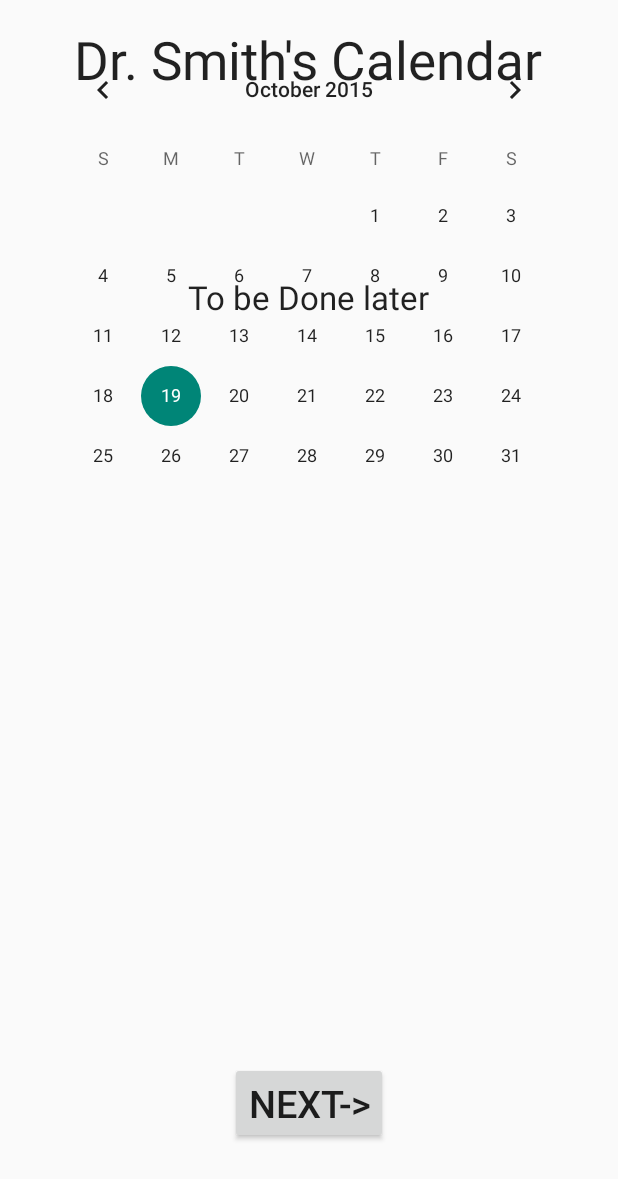
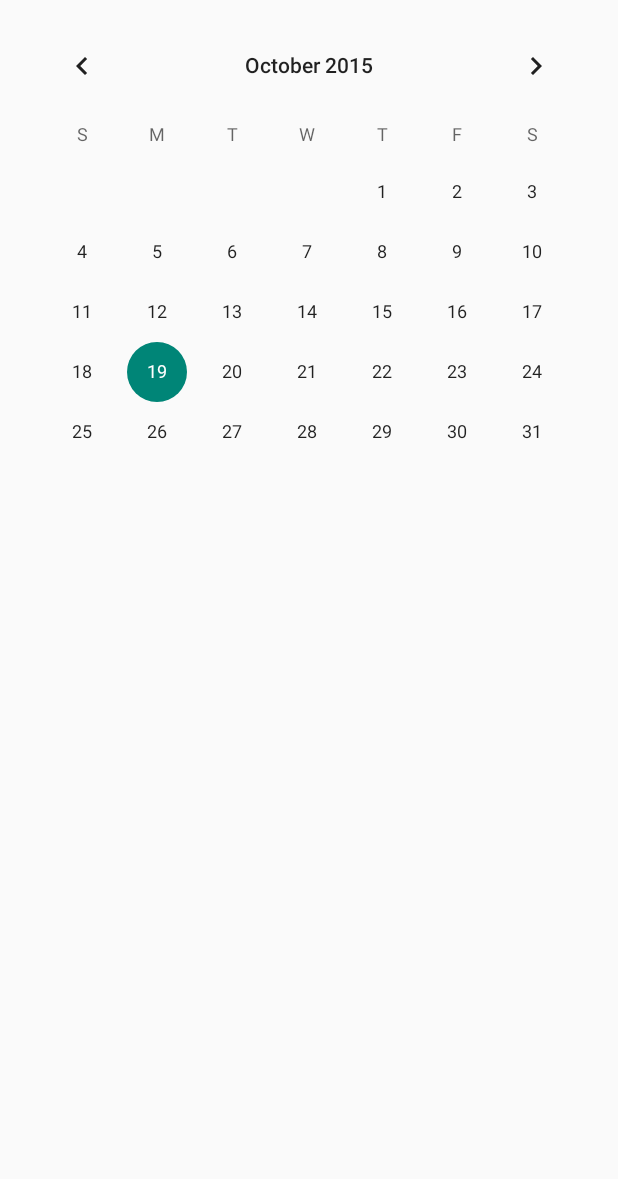
Before and after one commit to damonique-dev/AppointmentPal, an Android app: the layout activity_calendar.xml on its own in the app's theme, with its tools: preview values and no code run, on a phone screen of 412 x 824 dp. Shown: the top 1179 px of the screen. Run offline under Robolectric (Android 15) with nearby library versions, the light colour scheme and no system bars.

Commit message:
changed calendar activity to use fragments to display appointment times

```diff
--- a/app/src/main/AndroidManifest.xml
+++ b/app/src/main/AndroidManifest.xml
@@ -61,8 +61,8 @@
             android:label="@string/title_activity_edit_appointment" >
         </activity>
         <activity
-            android:name=".CalenderActivity"
-            android:label="@string/title_activity_calender" >
+            android:name=".CalendarActivity"
+            android:label="@string/title_activity_calendar" >
         </activity>
         <activity
             android:name=".MapActivity"
--- a/app/src/main/res/layout/activity_calendar.xml
+++ b/app/src/main/res/layout/activity_calendar.xml
@@ -1,46 +1,11 @@
-<RelativeLayout xmlns:android="http://schemas.android.com/apk/res/android"
-                xmlns:tools="http://schemas.android.com/tools"
-                android:layout_width="match_parent"
-                android:layout_height="match_parent"
-                android:paddingLeft="@dimen/activity_horizontal_margin"
-                android:paddingRight="@dimen/activity_horizontal_margin"
-                android:paddingTop="@dimen/activity_vertical_margin"
-                android:paddingBottom="@dimen/activity_vertical_margin"
-                tools:context="com.paul_nikki.cse5236.appointmentpal.CalendarActivity">
+<FrameLayout xmlns:android="http://schemas.android.com/apk/res/android"
+  android:id="@+id/fragment_container"
+  android:layout_width="match_parent"
+  android:layout_height="match_parent">
+
     <CalendarView
         android:id="@+id/calendar"
         android:layout_margin="10dp"
         android:layout_width="match_parent"
         android:layout_height="match_parent" />
-
-    <TextView
-        android:layout_width="wrap_content"
-        android:layout_height="wrap_content"
-        android:textAppearance="?android:attr/textAppearanceLarge"
-        android:text="Dr. Smith&apos;s Calendar"
-        android:id="@+id/lbl_calendarHeader"
-        android:layout_alignParentTop="true"
-        android:layout_centerHorizontal="true"
-        android:textSize="35dp"/>
-
-    <TextView
-        android:layout_width="wrap_content"
-        android:layout_height="wrap_content"
-        android:textAppearance="?android:attr/textAppearanceLarge"
-        android:text="To be Done later"
-        android:id="@+id/textView"
-        android:layout_below="@+id/lbl_calendarHeader"
-        android:layout_centerHorizontal="true"
-        android:layout_marginTop="120dp"/>
-
-    <Button
-        android:layout_width="wrap_content"
-        android:layout_height="wrap_content"
-        android:text="Next->"
-        android:id="@+id/btn_next"
-        android:textSize="25dp"
-        android:layout_alignParentBottom="true"
-        android:layout_centerHorizontal="true"
-        android:layout_marginBottom="45dp"/>
-
-</RelativeLayout>
+</FrameLayout>
```
Also changed, not shown: app/src/main/java/com/paul_nikki/cse5236/appointmentpal/Appointment.java (+28 -5 lines), app/src/main/java/com/paul_nikki/cse5236/appointmentpal/CalendarActivity.java (+19 -5 lines), app/src/main/java/com/paul_nikki/cse5236/appointmentpal/TimeFragment.java (added, +21 -0 lines), app/src/main/res/layout/fragment_time.xml (added, +97 -0 lines).
